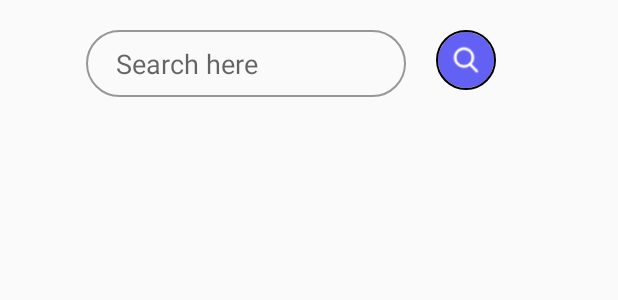
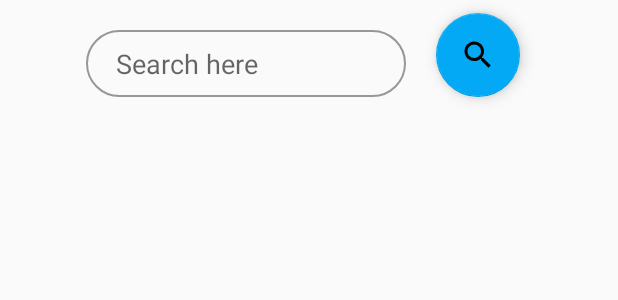
Before and after one commit to DocN/Chat-RDK, an Android app: the layout user_search_fragment.xml on its own in the app's theme, with its tools: preview values and no code run, on a phone screen of 412 x 824 dp. Shown: the top 300 px of the screen. Run offline under Robolectric (Android 15) with nearby library versions, the phone set to English and light mode, and no system bars.

Commit message:
fixed profile and profile search
- added image upload
- fixed some ui
- dependecies
- permissions
- some code testing

```diff
--- a/app/build.gradle
+++ b/app/build.gradle
@@ -58,7 +58,8 @@ dependencies {
     implementation 'de.hdodenhof:circleimageview:2.2.0'
     implementation 'com.firebaseui:firebase-ui-database:2.3.0'
     implementation 'com.android.support:recyclerview-v7:26.1.0'
-
+    //firebase storage - steven
+    implementation 'com.google.firebase:firebase-storage:11.4.2'
 }
 // Add to the bottom of the file
 apply plugin: 'com.google.gms.google-services'
--- a/app/src/main/AndroidManifest.xml
+++ b/app/src/main/AndroidManifest.xml
@@ -4,6 +4,10 @@
 
     <uses-permission android:name="android.permission.ACCESS_COARSE_LOCATION" />
     <uses-permission android:name="android.permission.ACCESS_FINE_LOCATION" />
+
+    //upload image - steven
+    <uses-permission android:name="android.permission.INTERNET" />
+    <uses-permission android:name="android.permission.READ_EXTERNAL_STORAGE" />
 
     <application
         android:allowBackup="true"
--- a/app/src/main/res/layout/user_search_fragment.xml
+++ b/app/src/main/res/layout/user_search_fragment.xml
@@ -23,17 +23,16 @@
         android:inputType="textPersonName"
         android:text="" />
 
-    //search button place holder (can be replaced) - Steven
-    <de.hdodenhof.circleimageview.CircleImageView
-        xmlns:app="http://schemas.android.com/apk/res-auto"
+    <android.support.design.widget.FloatingActionButton
         android:id="@+id/searchButton"
-        android:layout_width="40dp"
-        android:layout_height="40dp"
-        android:layout_alignTop="@+id/searchText"
+        android:layout_width="wrap_content"
+        android:layout_height="wrap_content"
+        android:layout_above="@+id/searchList"
+        android:layout_gravity="end|bottom"
         android:layout_marginStart="20dp"
         android:layout_toEndOf="@+id/searchText"
-        android:src="@drawable/search_button"
-        app:civ_border_width="01dp" />
+        android:src="@drawable/ic_search_black_24dp"
+        app:backgroundTint="#03A9F4" />
 
     //Recycler View - Steven
     <android.support.v7.widget.RecyclerView
```
Also changed, not shown: app/src/main/java/com/drnserver/chatrdk/ProfilePage.java (+119 -25 lines), app/src/main/java/com/drnserver/chatrdk/ui/ProfileSearchFragment.java (+16 -25 lines), app/src/main/res/drawable/ic_cloud_upload_black_24dp.xml (added, +9 -0 lines), app/src/main/res/layout/activity_mainframe.xml (+14 -3 lines).
